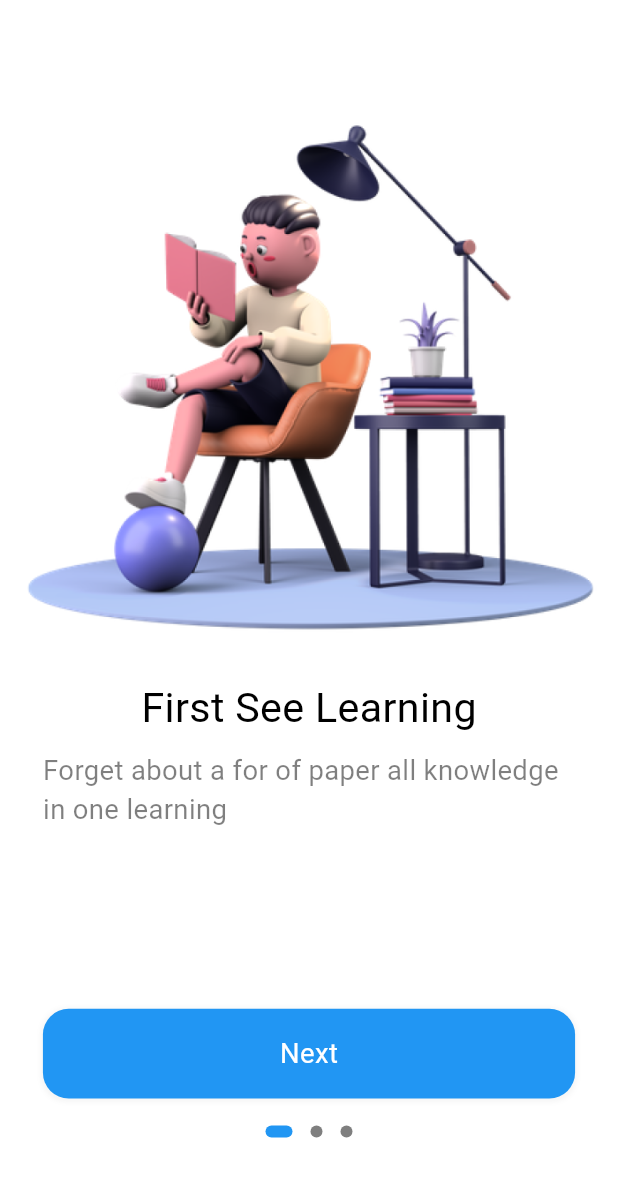
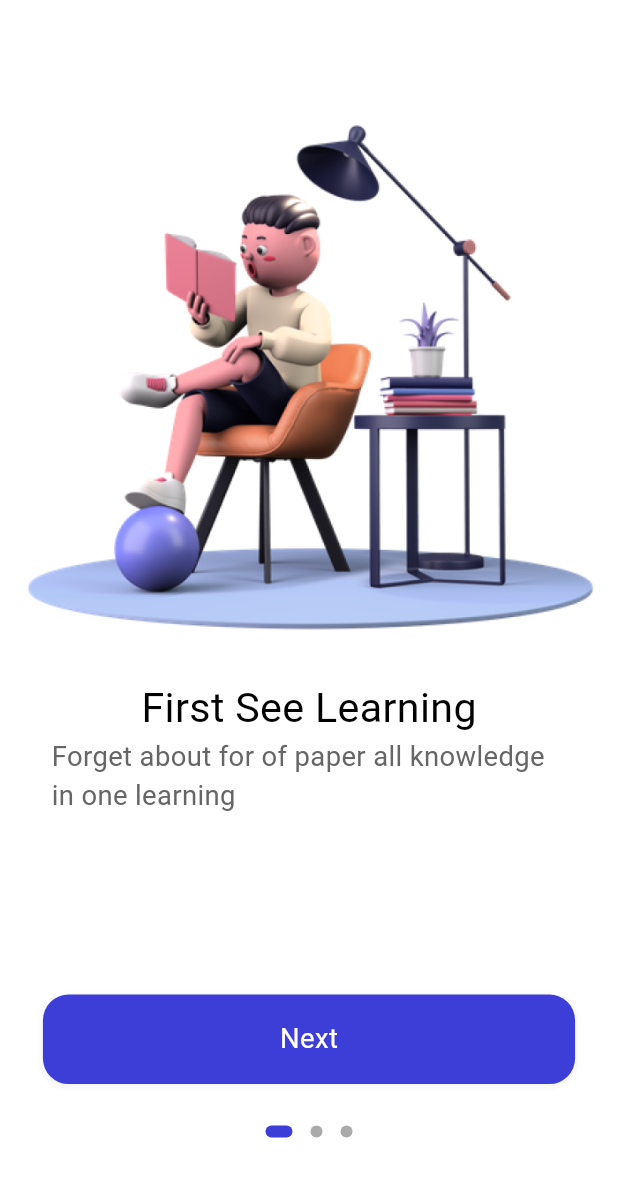
Before and after one commit to johnvimalasir001/StudyApp--using-Bloc-, a Flutter app: the screen it shows after launch, on a phone screen of 412 x 824 dp. Shown: the top 1177 px of the screen. Run offline on Flutter 3.47's test engine with Material 3 defaults, Android fonts, the light colour scheme and no system bars; drawn by our look-alikes of dots_indicator; our stand-ins replace flutter_bloc, flutter_screenutil.

Commit message:
fourth commit

```diff
--- /dev/null
+++ b/lib/common/colors.dart
@@ -0,0 +1,34 @@
+import 'dart:ui';
+
+class AppColors {
+  /// white background
+  static const Color primaryBackground = Color.fromARGB(255, 255, 255, 255);
+
+  /// grey background
+  static const Color primarySecondaryBackground =
+      Color.fromARGB(255, 247, 247, 249);
+
+  /// main widget color blue
+  static const Color primaryElement = Color.fromARGB(255, 61, 61, 216);
+
+  /// main text color black
+  static const Color primaryText = Color.fromARGB(255, 0, 0, 0);
+  // video background color
+  static const Color primaryBg = Color.fromARGB(210, 32, 47, 62);
+
+  /// main widget text color white
+  static const Color primaryElementText = Color.fromARGB(255, 255, 255, 255);
+  // main widget text color grey
+  static const Color primarySecondaryElementText =
+      Color.fromARGB(255, 102, 102, 102);
+  // main widget third color grey
+  static const Color primaryThirdElementText =
+      Color.fromARGB(255, 170, 170, 170);
+
+  static const Color primaryFourthElementText =
+      Color.fromARGB(255, 139, 138, 138);
+  //state color
+  static const Color primaryElementStatus = Color.fromARGB(255, 88, 174, 127);
+
+  static const Color primaryElementBg = Color.fromARGB(255, 238, 121, 99);
+}
--- a/lib/pages/welcome/welcome.dart
+++ b/lib/pages/welcome/welcome.dart
@@ -1,3 +1,4 @@
+import 'package:bloc_app/common/colors.dart';
 import 'package:bloc_app/pages/welcome/bloc/welcome_blocs.dart';
 import 'package:bloc_app/pages/welcome/bloc/welcome_events.dart';
 import 'package:bloc_app/pages/welcome/bloc/welcome_states.dart';
@@ -38,7 +39,7 @@ class _WelcomePageState extends State<WelcomePage> {
                       1,
                       "assets/images/reading.png",
                       "First See Learning",
-                      "Forget about a for of paper all knowledge in one learning",
+                      "Forget about for of paper all knowledge in one learning",
                       "Next",
                       context,
                     ),
@@ -66,12 +67,12 @@ class _WelcomePageState extends State<WelcomePage> {
                     dotsCount: 3,
                     position: state.page,
                     mainAxisAlignment: MainAxisAlignment.center,
-                    decorator: DotsDecorator(
-                      color: Colors.black.withOpacity(0.5),
-                      activeColor: Colors.blue,
-                      size: const Size.square(8),
-                      activeSize: const Size(18, 8),
-                      activeShape: const RoundedRectangleBorder(
+                    decorator: const DotsDecorator(
+                      color: AppColors.primaryThirdElementText,
+                      activeColor: AppColors.primaryElement,
+                      size: Size.square(8),
+                      activeSize: Size(18, 8),
+                      activeShape: RoundedRectangleBorder(
                         borderRadius: BorderRadius.all(
                           Radius.circular(5),
                         ),
@@ -105,19 +106,19 @@ class _WelcomePageState extends State<WelcomePage> {
             style: TextStyle(
               fontSize: 24.sp,
               fontWeight: FontWeight.normal,
-              color: Colors.black,
+              color: AppColors.primaryText,
             ),
           ),
         ),
         Container(
           width: 375.w,
-          padding: EdgeInsets.only(top: 8.h, left: 25.w, right: 25.w),
+          padding: EdgeInsets.only(left: 30.w, right: 30.w),
           child: Text(
             subTitle,
             style: TextStyle(
               fontSize: 16.sp,
               fontWeight: FontWeight.normal,
-              color: Colors.black.withOpacity(0.5),
+              color: AppColors.primarySecondaryElementText,
             ),
           ),
         ),
@@ -137,7 +138,7 @@ class _WelcomePageState extends State<WelcomePage> {
             width: 325.w,
             height: 50.h,
             decoration: BoxDecoration(
-              color: Colors.blue,
+              color: AppColors.primaryElement,
               borderRadius: BorderRadius.all(
                 Radius.circular(15.w),
               ),
```
Also changed, not shown: lib/pages/sign_in/widgets/sign_in_widgets.dart (+27 -17 lines).
